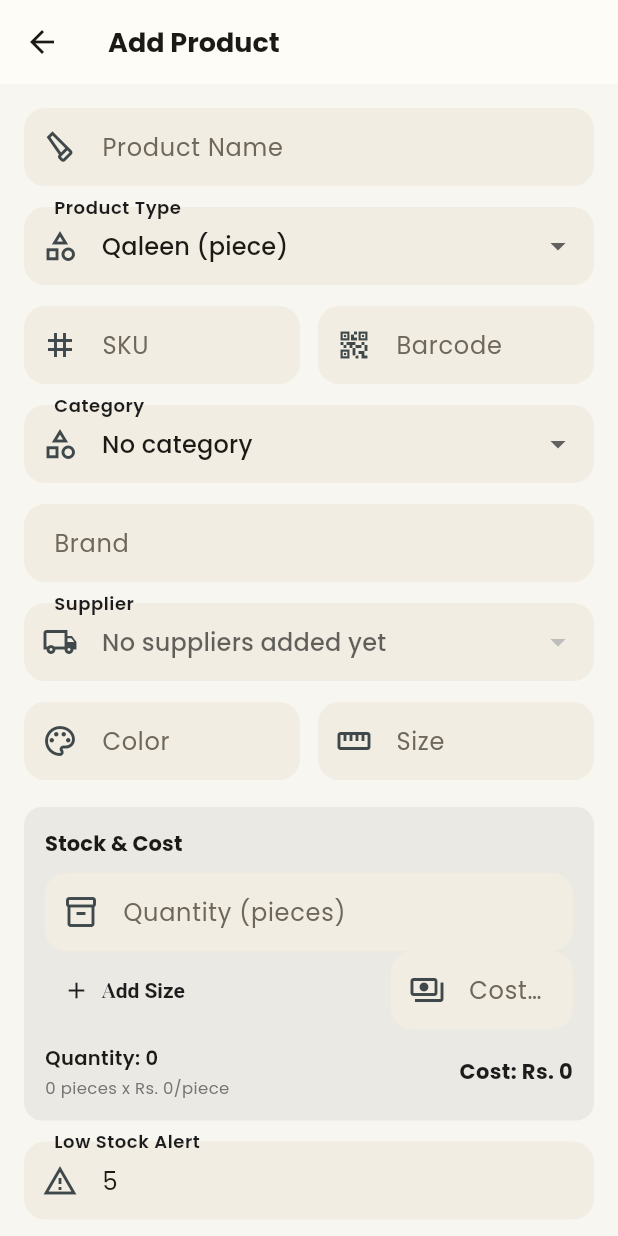
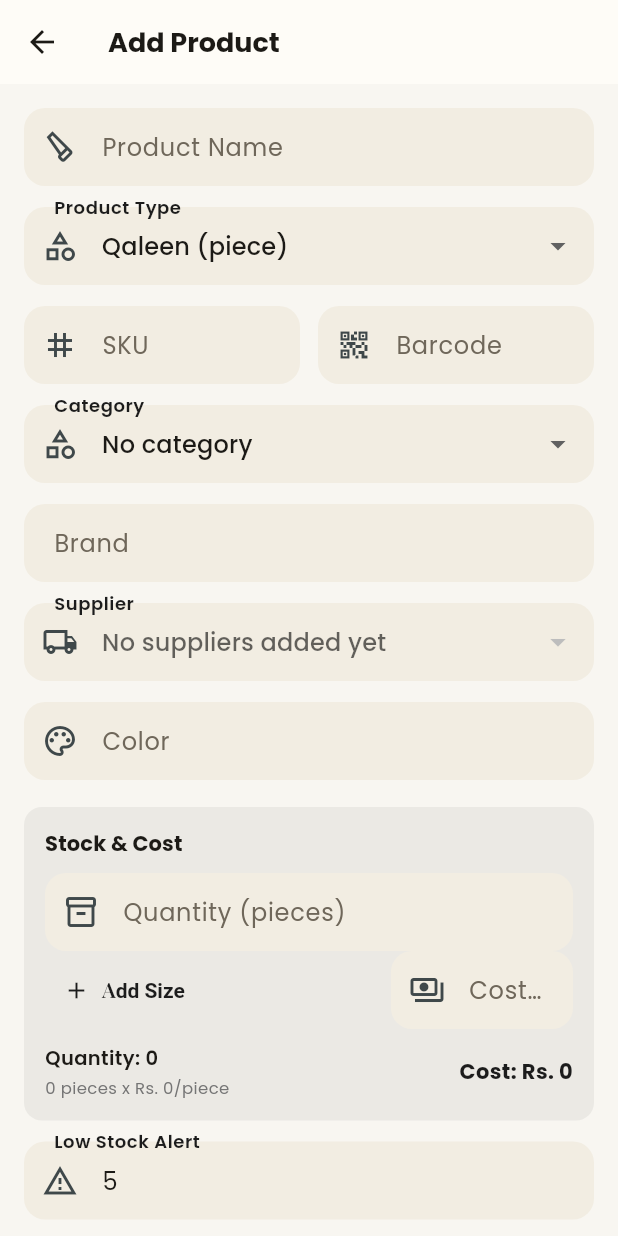
Before and after one commit to farmanullah22/MCQ_APP, a Flutter app: the ProductFormScreen screen opened directly, on a phone screen of 412 x 824 dp. Run offline on Flutter 3.47's test engine with Material 3 defaults, Android fonts, the phone set to English and light mode, and no system bars; our stand-ins replace dio, firebase_core, firebase_messaging, fl_chart, flutter_riverpod, google_fonts and 3 more; accounts and stored records are empty; network calls fail.

Commit message:
Product sceen i change some thing here

```diff
--- a/mobile/lib/features/products/presentation/product_form_screen.dart
+++ b/mobile/lib/features/products/presentation/product_form_screen.dart
@@ -33,7 +33,6 @@ class _ProductFormScreenState extends ConsumerState<ProductFormScreen> {
   late final TextEditingController _brand;
   late final TextEditingController _supplier;
   late final TextEditingController _color;
-  late final TextEditingController _size;
   late final TextEditingController _threshold;
   late final TextEditingController _description;
 
@@ -68,7 +67,6 @@ class _ProductFormScreenState extends ConsumerState<ProductFormScreen> {
     _brand = TextEditingController(text: p?.brand ?? '');
     _supplier = TextEditingController(text: p?.supplier ?? '');
     _color = TextEditingController(text: p?.color ?? '');
-    _size = TextEditingController(text: p?.size ?? '');
     _threshold = TextEditingController(text: p != null ? '${p.lowStockThreshold}' : '5');
     _description = TextEditingController(text: p?.description ?? '');
     _categoryId = p?.categoryId;
@@ -123,7 +121,6 @@ class _ProductFormScreenState extends ConsumerState<ProductFormScreen> {
     _brand.dispose();
     _supplier.dispose();
     _color.dispose();
-    _size.dispose();
     _threshold.dispose();
     _description.dispose();
     _carpetWidth.dispose();
@@ -258,7 +255,6 @@ class _ProductFormScreenState extends ConsumerState<ProductFormScreen> {
       'brand': _brand.text.trim(),
       'supplier': _supplierName ?? _supplier.text.trim(),
       'color': _color.text.trim(),
-      'size': _size.text.trim(),
       'productType': _productType,
       'lowStockThreshold': int.tryParse(_threshold.text.trim()) ?? 5,
       'description': _description.text.trim(),
@@ -384,22 +380,9 @@ class _ProductFormScreenState extends ConsumerState<ProductFormScreen> {
                 }),
               ),
               const SizedBox(height: 14),
-              Row(
-                children: [
-                  Expanded(
-                    child: TextFormField(
-                      controller: _color,
-                      decoration: const InputDecoration(labelText: 'Color', prefixIcon: Icon(Icons.color_lens_outlined)),
-                    ),
-                  ),
-                  const SizedBox(width: 12),
-                  Expanded(
-                    child: TextFormField(
-                      controller: _size,
-                      decoration: const InputDecoration(labelText: 'Size', prefixIcon: Icon(Icons.straighten)),
-                    ),
-                  ),
-                ],
+              TextFormField(
+                controller: _color,
+                decoration: const InputDecoration(labelText: 'Color', prefixIcon: Icon(Icons.color_lens_outlined)),
               ),
               const SizedBox(height: 18),
 
```
